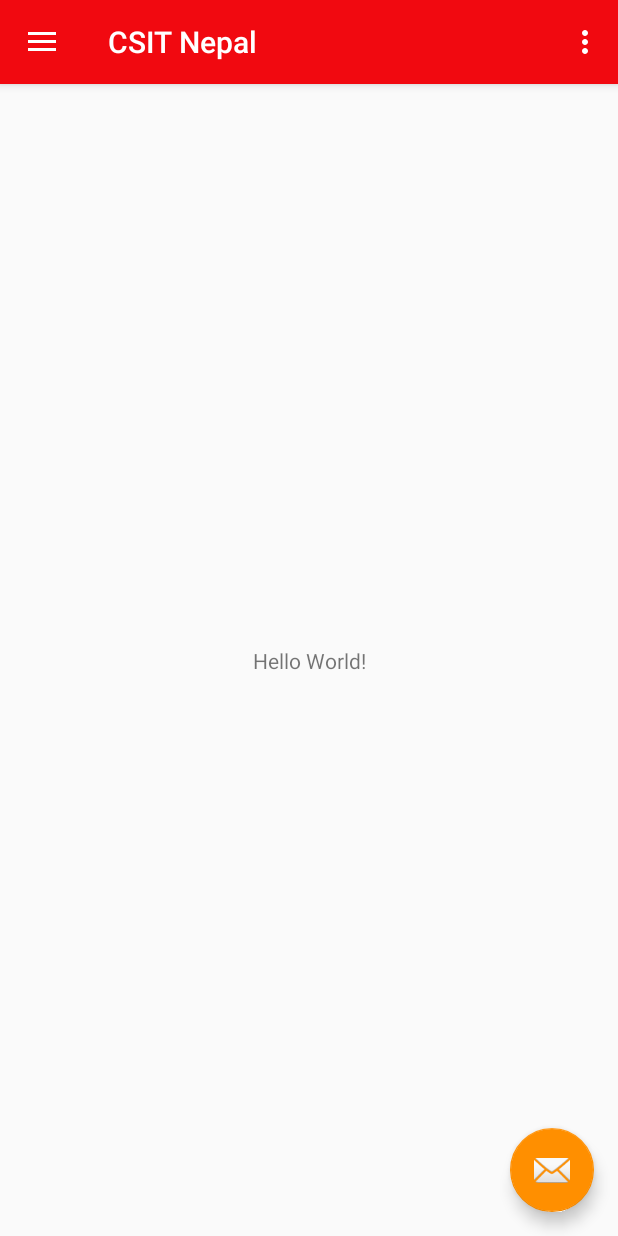
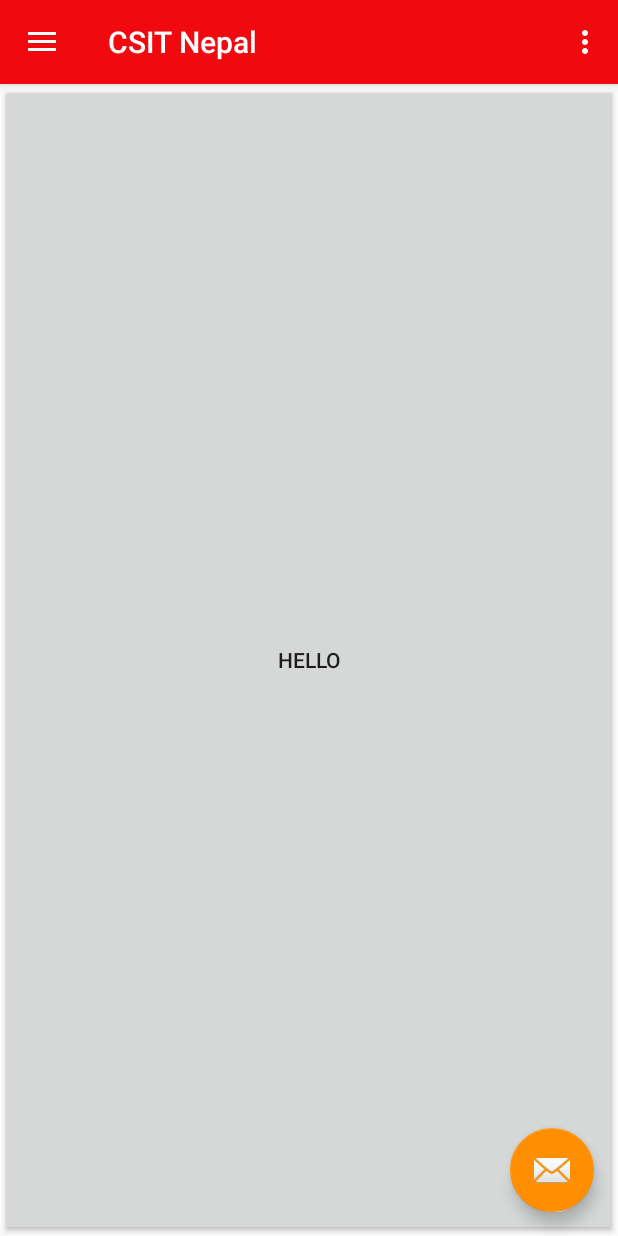
Before and after one commit to adksanjib/CSITNepal, an Android app: the screen it shows after launch (MainActivity), on a phone screen of 412 x 824 dp. Run offline under Robolectric (Android 15) with nearby library versions, the phone set to English and light mode, and no system bars.

Commit message:
addded button

```diff
--- a/app/src/main/res/layout/content_main.xml
+++ b/app/src/main/res/layout/content_main.xml
@@ -16,5 +16,9 @@
         app:layout_constraintLeft_toLeftOf="parent"
         app:layout_constraintRight_toRightOf="parent"
         app:layout_constraintTop_toTopOf="parent" />
+    <Button
+        android:layout_width="match_parent"
+        android:layout_height="match_parent"
+        android:text="hello"/>
 
 </androidx.constraintlayout.widget.ConstraintLayout>
```
